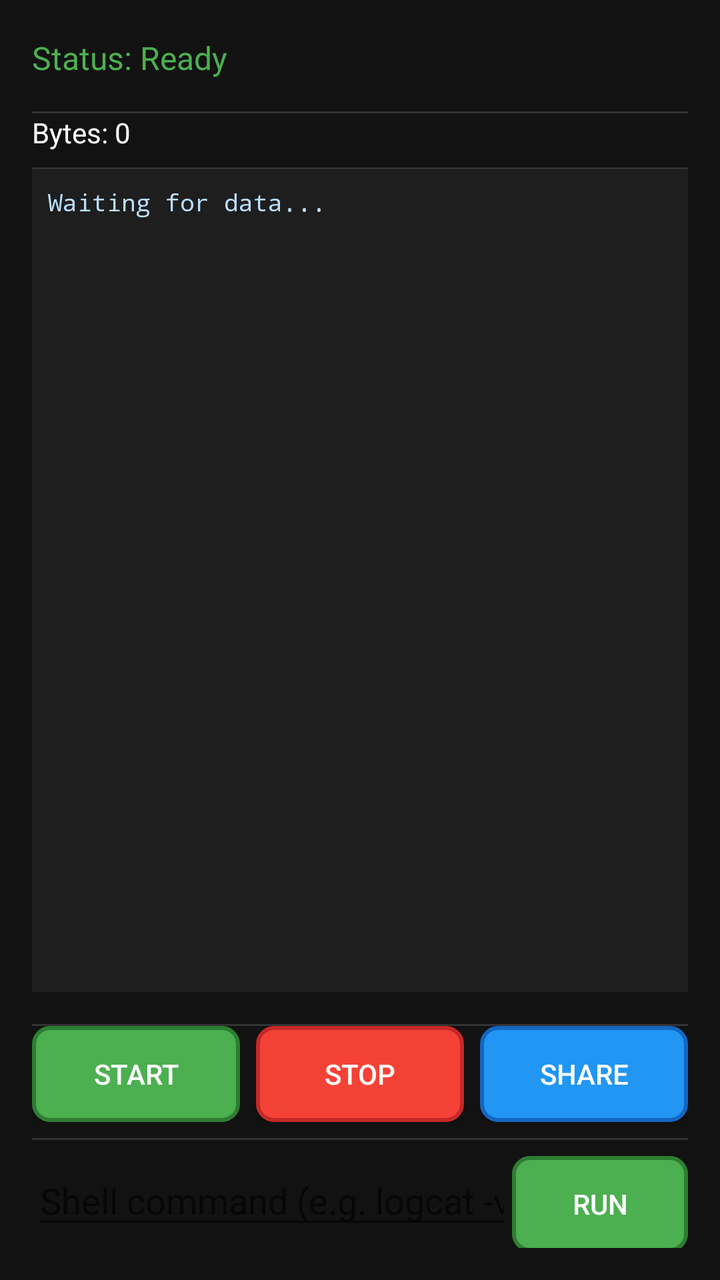
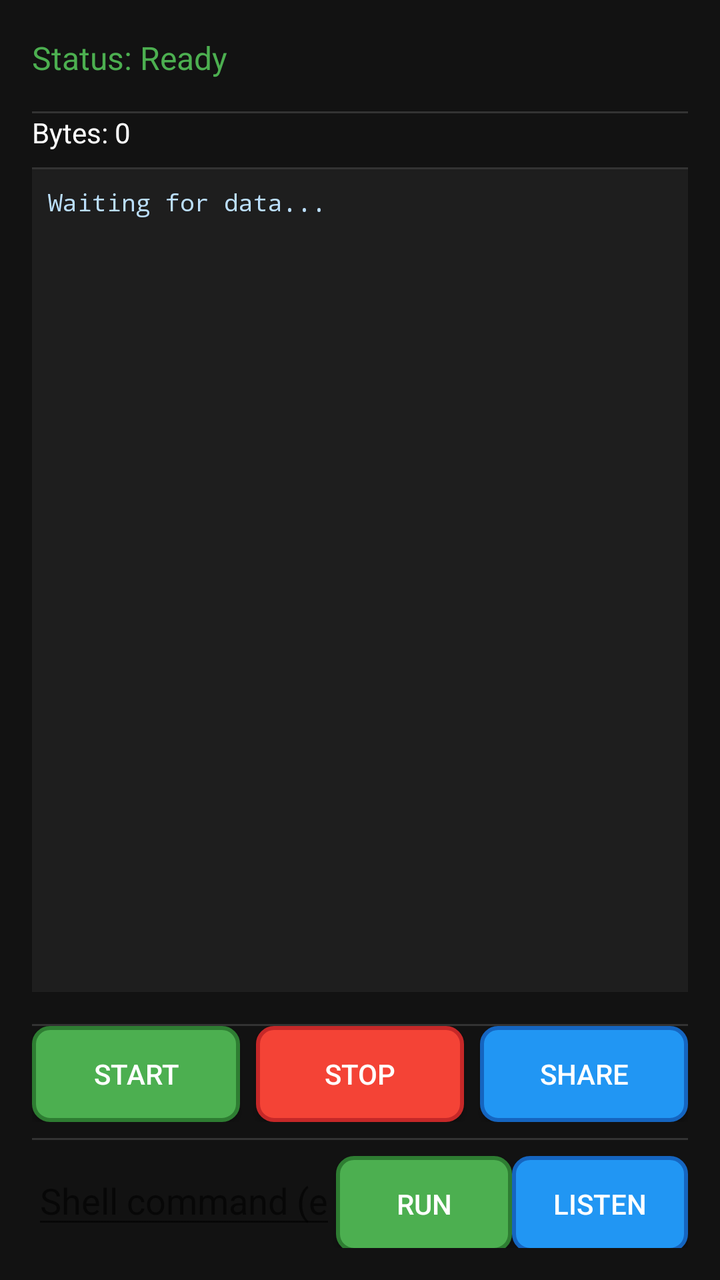

Two renders of the same Android screen: before a commit and after it. Below are the layout's source before the change and the commit's diff.
<!-- AndroidManifest.xml: application theme Theme.SerialDump -->
<!-- res/layout/activity_serial_dump.xml -->
<?xml version="1.0" encoding="utf-8"?>
<LinearLayout xmlns:android="http://schemas.android.com/apk/res/android"
    android:layout_width="match_parent"
    android:layout_height="match_parent"
    android:orientation="vertical"
    android:padding="16dp"
    android:background="#121212"
    android:gravity="center_vertical"
    android:divider="@drawable/list_divider"
    android:showDividers="middle">

    <TextView
        android:id="@+id/tvStatus"
        android:layout_width="wrap_content"
        android:layout_height="wrap_content"
        android:text="Status: Ready"
        android:textColor="#4CAF50"
        android:textSize="16sp"
        android:layout_marginBottom="16dp"/>

    <TextView
        android:id="@+id/tvBytes"
        android:layout_width="wrap_content"
        android:layout_height="wrap_content"
        android:text="Bytes: 0"
        android:textColor="#FFFFFF"
        android:textSize="14sp"
        android:layout_marginBottom="8dp"/>

    <TextView
        android:id="@+id/tvData"
        android:layout_width="match_parent"
        android:layout_height="0dp"
        android:layout_weight="1"
        android:text="Waiting for data..."
        android:textColor="#BBDEFB"
        android:textSize="12sp"
        android:fontFamily="monospace"
        android:background="#1E1E1E"
        android:padding="8dp"
        android:scrollbars="vertical"
        android:fadingEdge="vertical"
        android:layout_marginBottom="16dp"/>

    <LinearLayout
        android:layout_width="match_parent"
        android:layout_height="wrap_content"
        android:orientation="horizontal"
        android:weightSum="3"
        android:layout_marginBottom="8dp">

        <Button
            android:id="@+id/btnStart"
            android:layout_width="0dp"
            android:layout_height="wrap_content"
            android:layout_weight="1"
            android:text="START"
            android:textColor="#FFFFFF"
            android:background="@drawable/button_green"
            android:layout_marginEnd="4dp"/>

        <Button
            android:id="@+id/btnStop"
            android:layout_width="0dp"
            android:layout_height="wrap_content"
            android:layout_weight="1"
            android:text="STOP"
            android:textColor="#FFFFFF"
            android:background="@drawable/button_red"
            android:layout_marginStart="4dp"
            android:layout_marginEnd="4dp"/>

        <Button
            android:id="@+id/btnShare"
            android:layout_width="0dp"
            android:layout_height="wrap_content"
            android:layout_weight="1"
            android:text="SHARE"
            android:textColor="#FFFFFF"
            android:background="@drawable/button_blue"
            android:layout_marginStart="4dp"/>

    </LinearLayout>

    <LinearLayout
        android:layout_width="match_parent"
        android:layout_height="wrap_content"
        android:orientation="horizontal"
        android:layout_marginTop="8dp">

        <EditText
            android:id="@+id/etCommand"
            android:layout_width="0dp"
            android:layout_height="wrap_content"
            android:layout_weight="1"
            android:hint="Shell command (e.g. logcat -v time -d)"
            android:imeOptions="actionDone"
            android:inputType="text" />

        <Button
            android:id="@+id/btnRunCommand"
            android:layout_width="wrap_content"
            android:layout_height="wrap_content"
            android:text="RUN"
            android:textColor="#FFFFFF"
            android:background="@drawable/button_green" />

    </LinearLayout>

</LinearLayout>
<!-- resources referenced by this layout -->
<resources>
  <!-- drawable button_blue (drawable) -->
  <?xml version="1.0" encoding="utf-8"?>
  <shape xmlns:android="http://schemas.android.com/apk/res/android"
      android:shape="rectangle">
      <corners android:radius="8dp"/>
      <solid android:color="#2196F3"/>
      <stroke android:width="2dp" android:color="#1565C0"/>
  </shape>
  <!-- drawable button_green (drawable) -->
  <?xml version="1.0" encoding="utf-8"?>
  <shape xmlns:android="http://schemas.android.com/apk/res/android"
      android:shape="rectangle">
      <corners android:radius="8dp"/>
      <solid android:color="#4CAF50"/>
      <stroke android:width="2dp" android:color="#2E7D32"/>
  </shape>
  <!-- drawable button_red (drawable) -->
  <?xml version="1.0" encoding="utf-8"?>
  <shape xmlns:android="http://schemas.android.com/apk/res/android"
      android:shape="rectangle">
      <corners android:radius="8dp"/>
      <solid android:color="#F44336"/>
      <stroke android:width="2dp" android:color="#C62828"/>
  </shape>
  <!-- drawable list_divider (drawable) -->
  <?xml version="1.0" encoding="utf-8"?>
  <shape xmlns:android="http://schemas.android.com/apk/res/android"
      android:shape="rectangle">
      <solid android:color="#333333"/>
      <size android:height="1dp"/>
  </shape>
  <style name="Theme.SerialDump" parent="Theme.AppCompat.Light.DarkActionBar">
          <item name="colorPrimary">@color/purple_500</item>
          <item name="colorPrimaryVariant">@color/purple_700</item>
          <item name="colorOnPrimary">@color/white</item>
          <item name="colorSecondary">@color/teal_200</item>
          <item name="colorSecondaryVariant">@color/teal_700</item>
          <item name="colorOnSecondary">@color/black</item>
          <item name="android:statusBarColor">@color/purple_800</item>
          <item name="android:windowBackground">@color/black</item>
      </style>
  <color name="purple_500">#FF6200EE</color>
  <color name="purple_700">#FF3700E3</color>
  <color name="white">#FFFFFFFF</color>
  <color name="teal_200">#FF03DAC6</color>
  <color name="teal_700">#FF018786</color>
  <color name="black">#FF000000</color>
  <color name="purple_800">#FF3700E3</color>
</resources>

<!-- the commit's change to res/layout/activity_serial_dump.xml (unified diff, before → after) -->
@@ -105,6 +105,14 @@
             android:textColor="#FFFFFF"
             android:background="@drawable/button_green" />
 
+        <Button
+            android:id="@+id/btnListenCommand"
+            android:layout_width="wrap_content"
+            android:layout_height="wrap_content"
+            android:text="LISTEN"
+            android:textColor="#FFFFFF"
+            android:background="@drawable/button_blue" />
+
     </LinearLayout>
 
 </LinearLayout>
